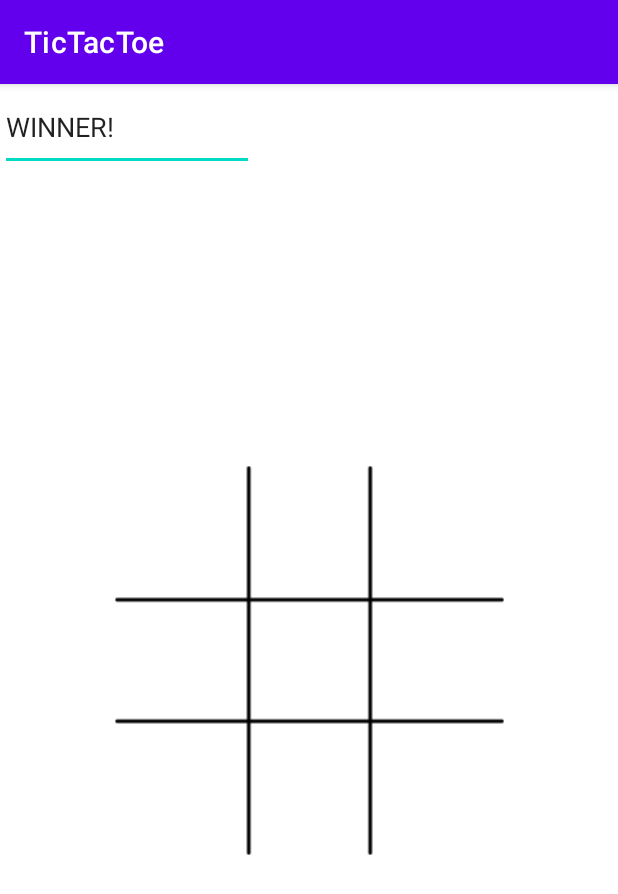
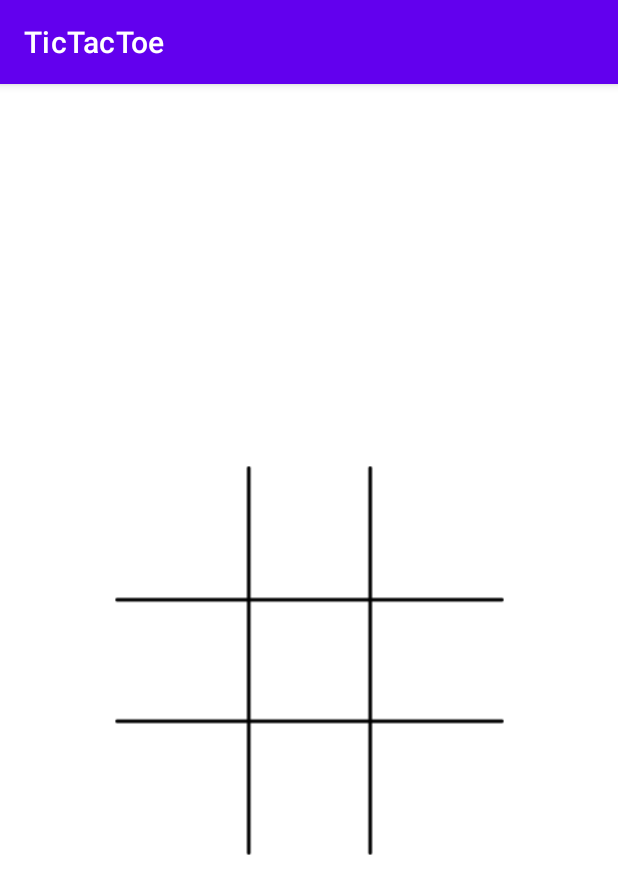
Before and after one commit to Ricardo081/Relevant_Projects, an Android app: the screen it shows after launch (MainActivity), on a phone screen of 412 x 824 dp. Shown: the top 894 px of the screen. Run offline under Robolectric (Android 15) with nearby library versions, the light colour scheme and no system bars.

Commit message:
Update activity_main.xml

```diff
--- a/TicTacToe/app/src/main/res/layout/activity_main.xml
+++ b/TicTacToe/app/src/main/res/layout/activity_main.xml
@@ -11,16 +11,7 @@
         android:layout_height="match_parent"
         android:orientation="vertical"
         tools:layout_editor_absoluteX="161dp"
-        tools:layout_editor_absoluteY="346dp">
-
-        <EditText
-            android:id="@+id/editTextTextPersonName"
-            android:layout_width="169dp"
-            android:layout_height="58dp"
-            android:ems="10"
-            android:inputType="textPersonName"
-            android:text="WINNER!" />
-    </LinearLayout>
+        tools:layout_editor_absoluteY="346dp"/>
 
     <androidx.gridlayout.widget.GridLayout
         android:layout_width="270dp"
```
